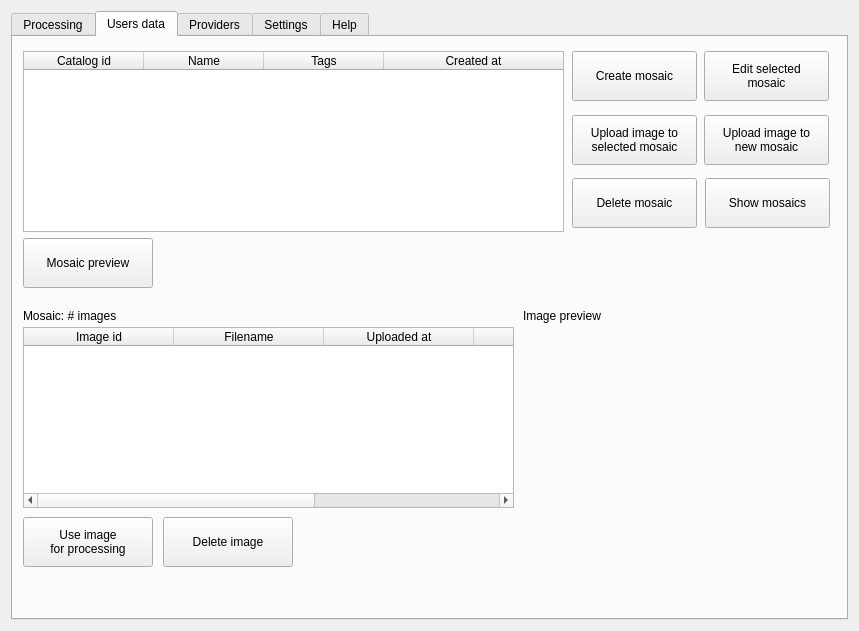
Before: the Qt Designer form mapflow/dialogs/static/ui/main_dialog.ui in Geoalert/mapflow-qgis, drawn with Qt 5.
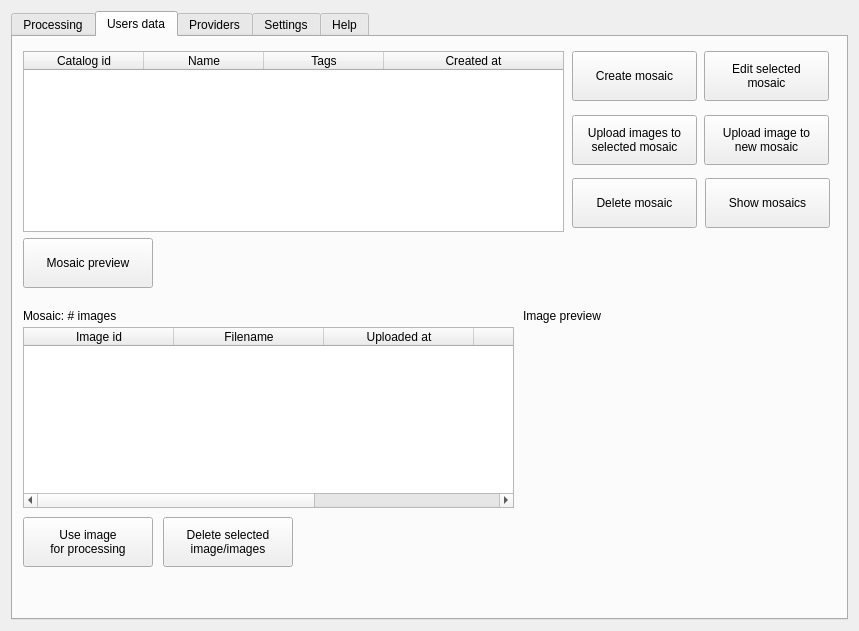
After: the same form once the commit is applied. The open tabs and pages were chosen to show the change. Icons and pictures are not drawn. Custom widgets are drawn as their Qt base class.

Commit message: Add package upload and package delete

Diff of the .ui file:
```diff
--- a/mapflow/dialogs/static/ui/main_dialog.ui
+++ b/mapflow/dialogs/static/ui/main_dialog.ui
@@ -434,7 +434,7 @@
         </rect>
        </property>
        <property name="text">
-        <string>Upload image to
+        <string>Upload images to
 selected mosaic</string>
        </property>
       </widget>
@@ -624,7 +624,8 @@
         </rect>
        </property>
        <property name="text">
-        <string>Delete image</string>
+        <string>Delete selected 
+image/images</string>
        </property>
       </widget>
       <widget class="QLabel" name="imagePreviewTextLabel">
```
Left out of the diff: 2 changed lines with no effect on the pictures. The commit also changes 1 other file.
